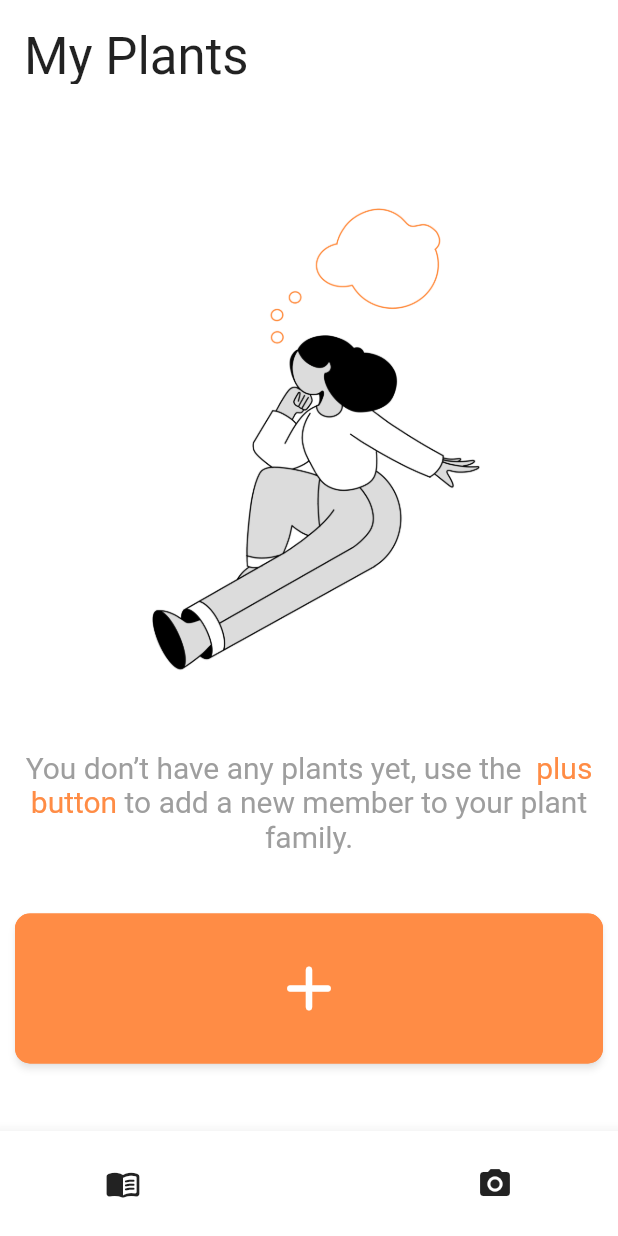
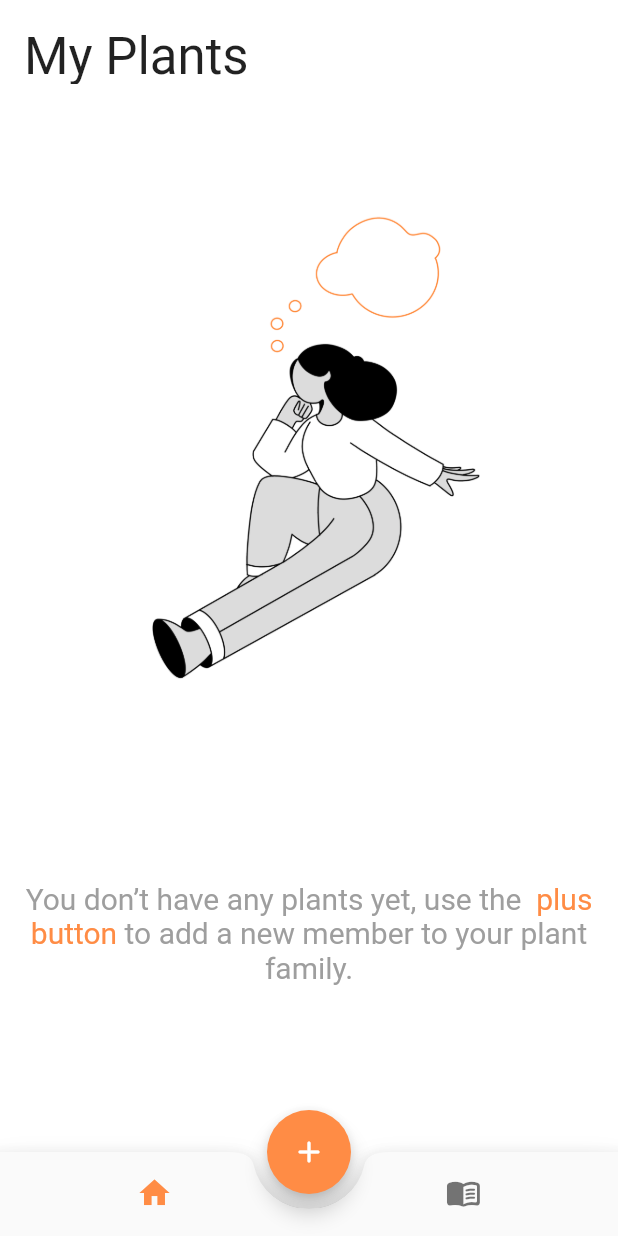
Before and after one commit to stefano-u/gardenhacks2021, a Flutter app: the MainPageWidget screen opened directly, on a phone screen of 412 x 824 dp. Run offline on Flutter 3.47's test engine with Material 2 defaults, Android fonts, the phone set to English and light mode, and no system bars; our stand-ins replace camera, carousel_slider, flutter_dotenv, google_fonts, hooks_riverpod, material_floating_search_bar and 2 more; missing offline and left inert: flutter_overlay_loader.

Commit message:
Redesign and Fixing Overflow (#3)

```diff
--- a/lib/components/empty_home_page.dart
+++ /dev/null
@@ -1,59 +0,0 @@
-import 'package:flutter/material.dart';
-import 'package:flutterinit/constants.dart';
-
-class EmptyHomePage extends StatelessWidget {
-  @override
-  Widget build(BuildContext context) {
-    return Padding(
-      padding: const EdgeInsets.fromLTRB(10.0, 0.0, 10.0, 0.0),
-      child: Column(
-        mainAxisAlignment: MainAxisAlignment.center,
-        children: [
-          Image.asset(
-            ImageFiles.thinking,
-            height: 350,
-            fit: BoxFit.cover,
-          ),
-          SizedBox(
-            height: 30,
-          ),
-          RichText(
-            textAlign: TextAlign.center,
-            text: TextSpan(
-              style: TextStyle(
-                fontSize: 14.0,
-                color: Colors.black,
-              ),
-              children: <TextSpan>[
-                TextSpan(
-                  text: 'You don’t have any plants yet, use the ',
-                  style: TextStyle(
-                    fontSize: 20,
-                    color: CustomColorScheme.grey,
-                  ),
-                ),
-                TextSpan(
-                  text: ' plus button',
-                  style: TextStyle(
-                    fontSize: 20,
-                    color: CustomColorScheme.primaryColor,
-                  ),
-                ),
-                TextSpan(
-                  text: ' to add a new member to your plant family.',
-                  style: TextStyle(
-                    fontSize: 20,
-                    color: CustomColorScheme.grey,
-                  ),
-                ),
-              ],
-            ),
-          ),
-          SizedBox(
-            height: 30,
-          ),
-        ],
-      ),
-    );
-  }
-}
--- /dev/null
+++ b/lib/pages/empty_home_page.dart
@@ -0,0 +1,62 @@
+import 'package:flutter/material.dart';
+import 'package:flutterinit/constants.dart';
+
+class EmptyHomePage extends StatelessWidget {
+  @override
+  Widget build(BuildContext context) {
+    return Padding(
+      padding: const EdgeInsets.fromLTRB(10.0, 0.0, 10.0, 0.0),
+      child: Column(
+        mainAxisAlignment: MainAxisAlignment.spaceEvenly,
+        mainAxisSize: MainAxisSize.max,
+        children: [
+          Image.asset(
+            ImageFiles.thinking,
+            height: 350,
+            fit: BoxFit.cover,
+          ),
+          SizedBox(
+            height: 30,
+          ),
+          Flexible(
+            child: RichText(
+              textAlign: TextAlign.center,
+              text: TextSpan(
+                style: TextStyle(
+                  fontSize: 14.0,
+                  color: Colors.black,
+                ),
+                children: <TextSpan>[
+                  TextSpan(
+                    text: 'You don’t have any plants yet, use the ',
+                    style: TextStyle(
+                      fontSize: 20,
+                      color: CustomColorScheme.grey,
+                    ),
+                  ),
+                  TextSpan(
+                    text: ' plus button',
+                    style: TextStyle(
+                      fontSize: 20,
+                      color: CustomColorScheme.primaryColor,
+                    ),
+                  ),
+                  TextSpan(
+                    text: ' to add a new member to your plant family.',
+                    style: TextStyle(
+                      fontSize: 20,
+                      color: CustomColorScheme.grey,
+                    ),
+                  ),
+                ],
+              ),
+            ),
+          ),
+          SizedBox(
+            height: 30,
+          ),
+        ],
+      ),
+    );
+  }
+}
--- a/lib/pages/main_page.dart
+++ b/lib/pages/main_page.dart
@@ -1,11 +1,8 @@
 import 'package:camera/camera.dart';
 import 'package:flutter/material.dart';
-import 'package:flutterinit/components/add_button.dart';
-import 'package:flutterinit/components/empty_home_page.dart';
-import 'package:flutterinit/pages/camera_page.dart';
+import 'package:flutterinit/pages/empty_home_page.dart';
+import 'package:flutterinit/pages/encyclopedia_page.dart';
 import 'package:flutterinit/pages/plant_search_page.dart';
-import 'package:flutterinit/pages/web_view_page.dart';
-import 'package:flutterinit/components/custom_square_button.dart';
 import '../constants.dart';
 
 class MainPageWidget extends StatefulWidget {
@@ -14,35 +11,42 @@ class MainPageWidget extends StatefulWidget {
 }
 
 class _HomePageState extends State<MainPageWidget> {
-  void openWebViewPage() async {
-    await Navigator.push(
-      context,
-      MaterialPageRoute(
-        builder: (context) => WebViewPageWidget(),
-      ),
-    );
-  }
+  int _currentNavBarIndex = 0;
 
   void onAddPressed(BuildContext context) async {
-    await Navigator.push(
-      context,
-      MaterialPageRoute(
-        builder: (context) => SearchPageWidget(),
-      ),
-    );
-  }
-
-  // Open the camera page
-  void openCamera() async {
     List<CameraDescription> cameras = await availableCameras();
     CameraDescription firstCamera = cameras.first;
 
     await Navigator.push(
       context,
       MaterialPageRoute(
-        builder: (context) => CameraPage(camera: firstCamera),
+        builder: (context) => SearchPageWidget(
+          camera: firstCamera,
+        ),
       ),
     );
+  }
+
+  Widget setBody() {
+    switch (_currentNavBarIndex) {
+      case 0:
+        return EmptyHomePage();
+      case 1:
+        return EncyclopediaPage();
+      default:
+        return Container();
+    }
+  }
+
+  String setTitle() {
+    switch (_currentNavBarIndex) {
+      case 0:
+        return 'My Plants';
+      case 1:
+        return 'Encyclopedia';
+      default:
+        return '';
+    }
   }
 
   //UI of the Main Page
@@ -62,7 +66,7 @@ class _HomePageState extends State<MainPageWidget> {
                 height: 30,
               ),
               Text(
-                'My Plants',
+                setTitle(),
                 style: const TextStyle(
                   fontSize: 34.0,
                   fontWeight: FontWeight.normal,
@@ -76,81 +80,41 @@ class _HomePageState extends State<MainPageWidget> {
         ),
       ),
       backgroundColor: Colors.white,
-      drawer: Drawer(
-        child: ListView(
-          padding: EdgeInsets.zero,
-          children: <Widget>[
-            Container(
-              height: 120.0,
-              child: DrawerHeader(
-                decoration: BoxDecoration(
-                  color: CustomColorScheme.primaryColor,
-                ),
-                child: Text(
-                  'Encyclopedia',
-                  textAlign: TextAlign.left,
-                  style: const TextStyle(
-                    fontSize: 30.0,
-                    color: Colors.white,
-                    fontWeight: FontWeight.bold,
-                  ),
-                ),
+      body: setBody(),
+      floatingActionButton: FloatingActionButton(
+        child: Icon(Icons.add_rounded),
+        onPressed: () => this.onAddPressed(context),
+        backgroundColor: CustomColorScheme.primaryColor,
+      ),
+      floatingActionButtonLocation: FloatingActionButtonLocation.centerDocked,
+      bottomNavigationBar: BottomAppBar(
+        clipBehavior: Clip.antiAlias,
+        notchMargin: 10,
+        shape: CircularNotchedRectangle(),
+        child: BottomNavigationBar(
+          currentIndex: this._currentNavBarIndex,
+          selectedItemColor: CustomColorScheme.primaryColor,
+          showSelectedLabels: false,
+          showUnselectedLabels: false,
+          onTap: (int selectedIndex) {
+            setState(() {
+              this._currentNavBarIndex = selectedIndex;
+            });
+          },
+          items: [
+            BottomNavigationBarItem(
+              icon: Icon(
+                Icons.home,
               ),
+              label: '',
             ),
-            ListTile(
-              title: CustomSquareButton(
-                onPressed: openWebViewPage,
-                label: 'Insects',
-                image: ImageFiles.insect,
-                url: 1,
+            BottomNavigationBarItem(
+              icon: Icon(
+                Icons.menu_book_rounded,
               ),
+              label: '',
             ),
-            ListTile(
-              title: CustomSquareButton(
-                onPressed: openWebViewPage,
-                label: 'Fungus',
-                image: ImageFiles.leaf,
-                url: 2,
-              ),
-            )
           ],
-        ),
-      ),
-      body: Column(
-        mainAxisAlignment: MainAxisAlignment.center,
-        children: [
-          EmptyHomePage(),
-          Row(
-            children: [
-              Expanded(
-                child: CustomAddButton(
-                  onPressed: () => this.onAddPressed(context),
-                  icon: Icons.add_rounded,
-                ),
-              ),
-            ],
-          )
-        ],
-      ),
-      bottomNavigationBar: Builder(
-        builder: (context) => BottomAppBar(
-          child: SizedBox(
-            height: 70,
-            child: Row(
-              mainAxisAlignment: MainAxisAlignment.center,
-              children: <Widget>[
-                IconButton(
-                  icon: Icon(Icons.menu_book_rounded),
-                  onPressed: () => Scaffold.of(context).openDrawer(),
-                ),
-                SizedBox(width: 200),
-                IconButton(
-                  icon: Icon(Icons.camera_alt),
-                  onPressed: this.openCamera,
-                ),
-              ],
-            ),
-          ),
         ),
       ),
     );
```
Also changed, not shown: lib/pages/camera_page.dart (+9 -37 lines), lib/pages/encyclopedia_page.dart (added, +47 -0 lines), lib/pages/plant_search_page.dart (+38 -14 lines).
